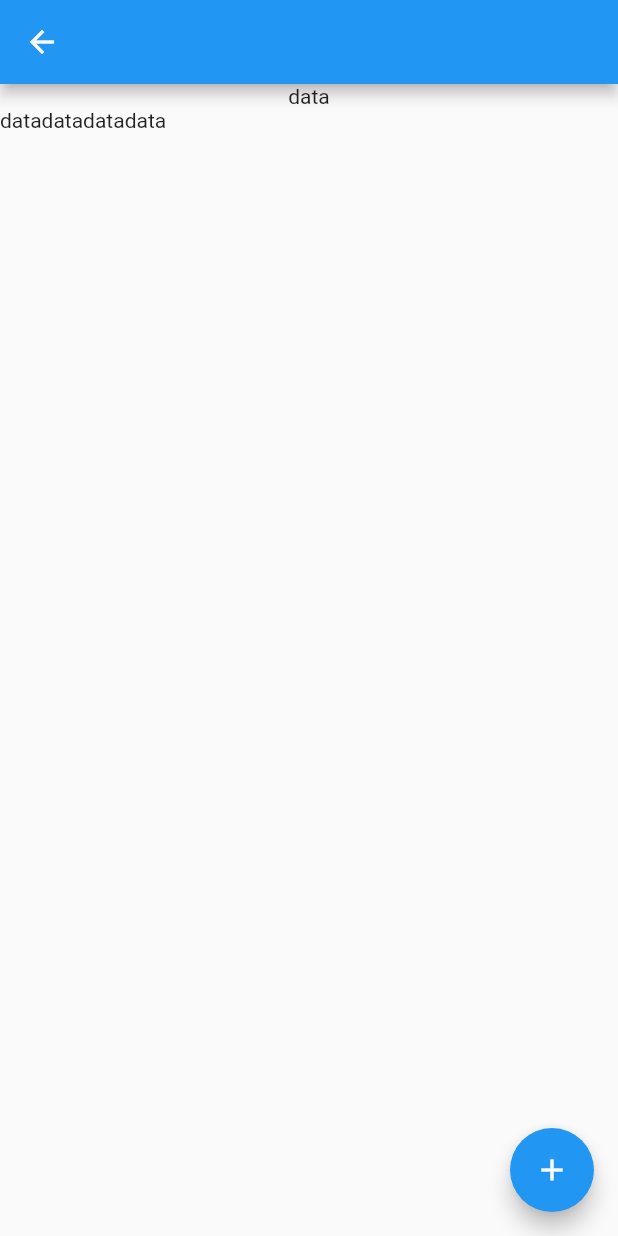
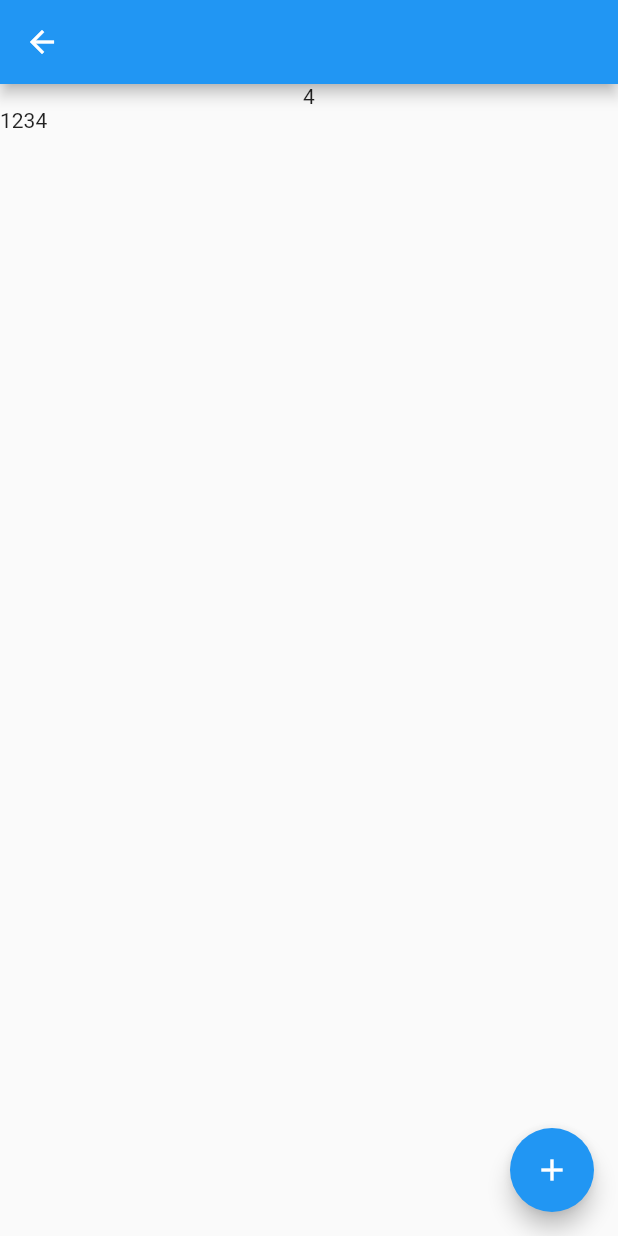
Before and after one commit to Ademie/providerstate, a Flutter app: the screen it shows after launch, after a tap on the "forward" icon, on a phone screen of 412 x 824 dp. Run offline on Flutter 3.47's test engine with Material 2 defaults, Android fonts, the phone set to English and light mode, and no system bars.

Commit message:
shared state between two pages using stateful widgets

```diff
--- a/lib/home.dart
+++ b/lib/home.dart
@@ -33,10 +33,12 @@ class _HomeState extends State<Home> {
               ),
               IconButton(
                 onPressed: () {
-
                   Navigator.push(
-                    context,
-                      MaterialPageRoute(builder: (context) => Horizontal()));
+                      context,
+                      MaterialPageRoute(
+                          builder: (context) => Horizontal(
+                                numbers: numbers,
+                              )));
                 },
                 icon: Icon(Icons.forward),
               ),
--- a/lib/horizontal.dart
+++ b/lib/horizontal.dart
@@ -1,9 +1,8 @@
 import 'package:flutter/material.dart';
 
-
-
 class Horizontal extends StatefulWidget {
-  const Horizontal({super.key});
+  final List<int> numbers;
+  const Horizontal({super.key, required this.numbers});
 
   @override
   State<Horizontal> createState() => _HorizontalState();
@@ -12,22 +11,27 @@ class Horizontal extends StatefulWidget {
 class _HorizontalState extends State<Horizontal> {
   @override
   Widget build(BuildContext context) {
+    int last = widget.numbers.last;
     return Scaffold(
       appBar: AppBar(),
       floatingActionButton: FloatingActionButton(
-        onPressed: () {},
+        onPressed: () {
+          setState(() {
+            widget.numbers.add(last + 1);
+          });
+        },
         child: Icon(Icons.add),
       ),
       body: Center(
         child: Column(
           children: [
-            Text('data'),
+            Text(last.toString()),
             Expanded(
                 child: ListView.builder(
                     scrollDirection: Axis.horizontal,
-                    itemCount: 4,
+                    itemCount: widget.numbers.length,
                     itemBuilder: (context, index) {
-                      return Text('data');
+                      return Text(widget.numbers[index].toString());
                     }))
           ],
         ),
```
